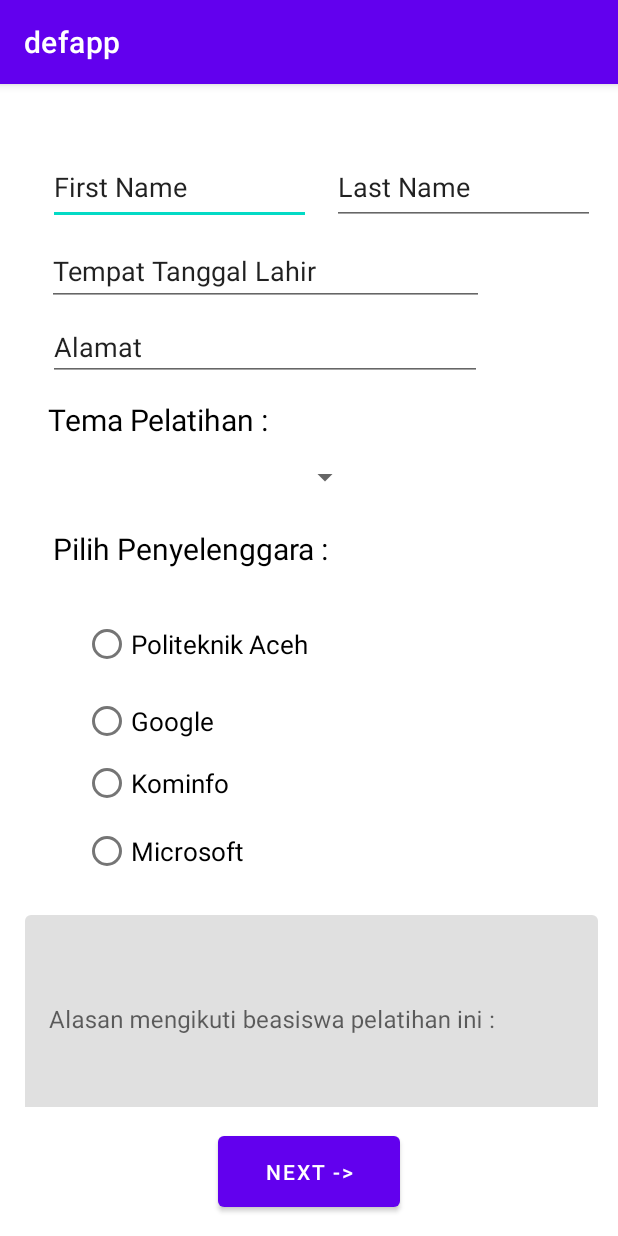
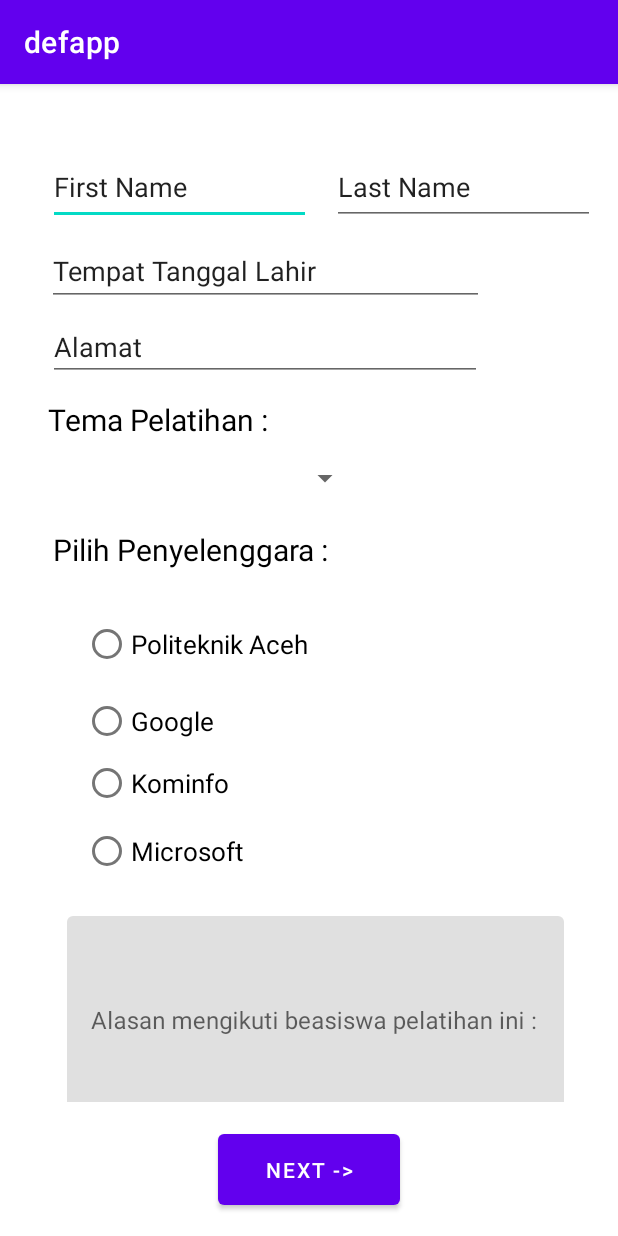
Before and after one commit to Madaffadl/Daftar_Beasiswa_Pelatihan, an Android app: the def2app screen opened directly, with no data from a screen before it, on a phone screen of 412 x 824 dp. Run offline under Robolectric (Android 15) with nearby library versions, the phone set to English and light mode, and no system bars.

Commit message:
M.Daffa Fadillah

```diff
--- a/app/src/main/res/layout/activity_def2app.xml
+++ b/app/src/main/res/layout/activity_def2app.xml
@@ -36,12 +36,11 @@
         android:id="@+id/spinner"
         android:layout_width="209dp"
         android:layout_height="35dp"
-        app:layout_constraintBottom_toBottomOf="parent"
+        android:layout_marginTop="8dp"
         app:layout_constraintEnd_toEndOf="parent"
         app:layout_constraintHorizontal_bias="0.153"
         app:layout_constraintStart_toStartOf="parent"
-        app:layout_constraintTop_toBottomOf="@+id/textView4"
-        app:layout_constraintVertical_bias="0.015" />
+        app:layout_constraintTop_toBottomOf="@+id/textView4" />
 
     <TextView
         android:id="@+id/textView4"
@@ -146,8 +145,8 @@
 
     <com.google.android.material.textfield.TextInputLayout
         android:id="@+id/textInputLayout"
-        android:layout_width="382dp"
-        android:layout_height="128dp"
+        android:layout_width="331dp"
+        android:layout_height="124dp"
         app:layout_constraintBottom_toBottomOf="parent"
         app:layout_constraintEnd_toEndOf="parent"
         app:layout_constraintHorizontal_bias="0.551"
--- a/app/src/main/res/layout/activity_main.xml
+++ b/app/src/main/res/layout/activity_main.xml
@@ -17,7 +17,7 @@
         app:layout_constraintStart_toStartOf="parent"
         app:layout_constraintTop_toTopOf="parent"
         app:layout_constraintVertical_bias="0.0"
-        app:srcCompat="@drawable/Background" />
+        app:srcCompat="@drawable/baackground" />
 
     <Button
         android:id="@+id/button2"
```
Also changed, not shown: app/src/main/res/drawable-v24/baackground.png (renamed from app/src/main/res/drawable-v24/Background.png).
